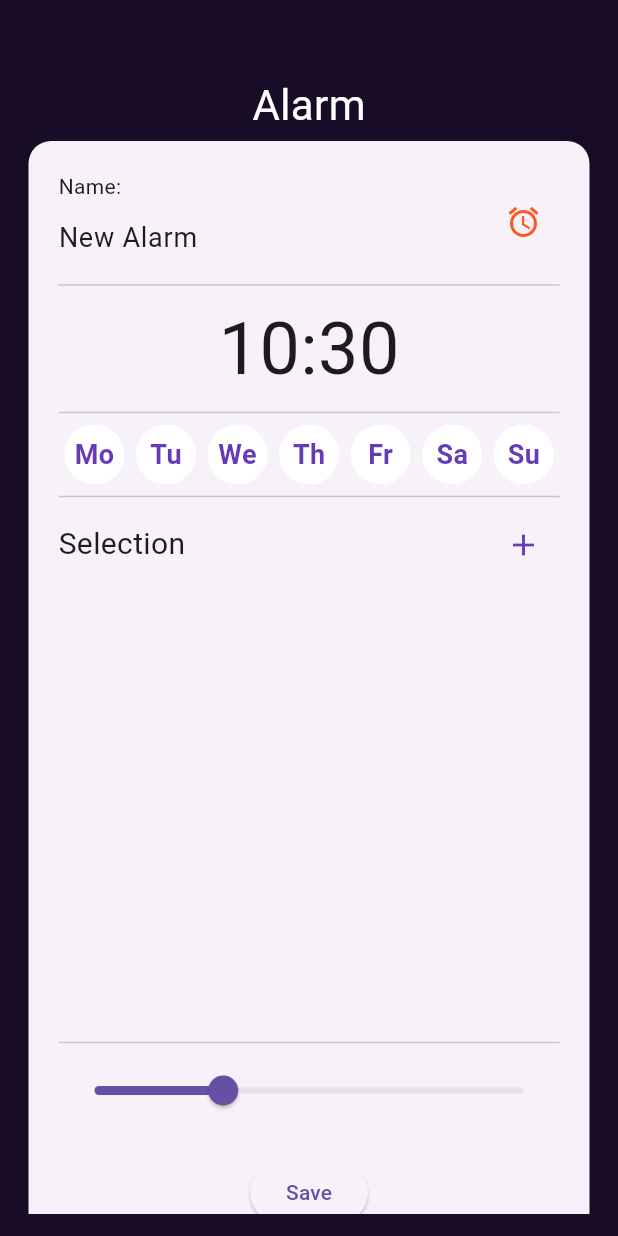
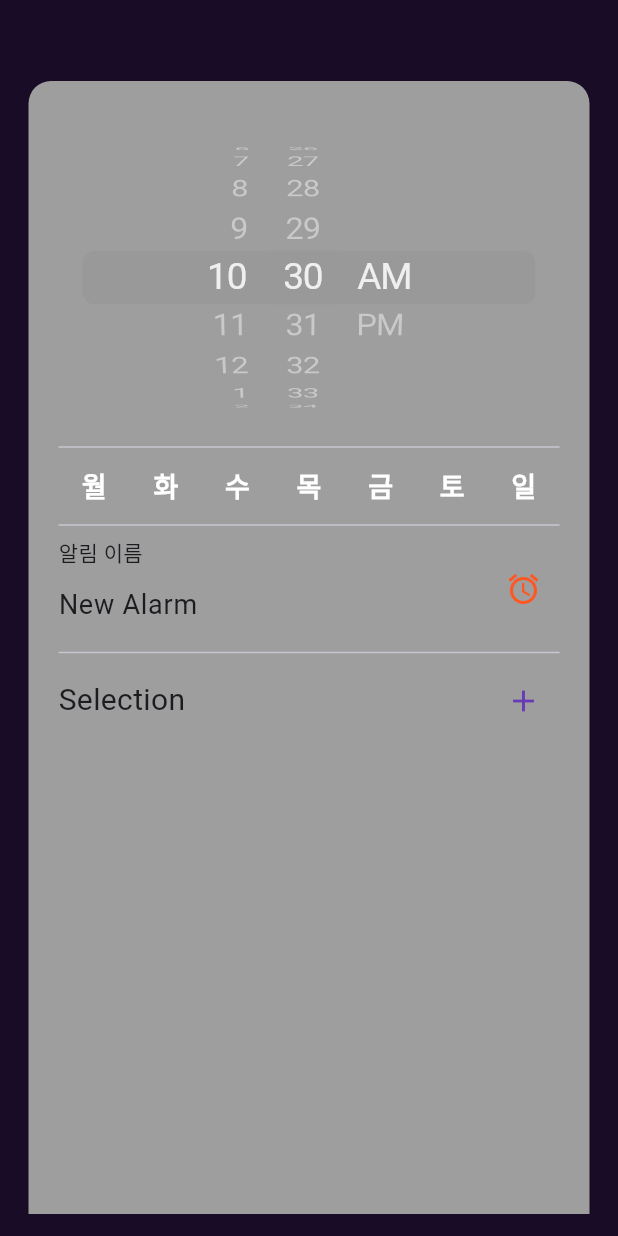
Before and after one commit to k2h2j3/ETF_Alarm_Manager, a Flutter app: the screen it shows after launch, after a tap on the "add circle" icon, on a phone screen of 412 x 824 dp. Run offline on Flutter 3.47's test engine with Material 3 defaults, Android fonts, the phone set to English and light mode, and no system bars; our stand-ins replace audioplayers, flutter_local_notifications, flutter_mobx, mobx, on_audio_query, permission_handler and 2 more; missing offline and left inert: android_alarm_manager_plus, perfect_volume_control; generated files the repository leaves out were written again.

Commit message:
알람 UI 수정

```diff
--- a/lib/components/music_selection_dialog/dialog_base.dart
+++ b/lib/components/music_selection_dialog/dialog_base.dart
@@ -37,6 +37,7 @@ class DialogBase extends StatelessWidget {
                 IconButton(
                   icon: Icon(Icons.clear),
                   onPressed: () {
+                    Navigator.pop(context);
                     controller.clear();
                   },
                 )
--- a/lib/screens/edit_alarm/components/edit_alarm_days.dart
+++ b/lib/screens/edit_alarm/components/edit_alarm_days.dart
@@ -15,39 +15,39 @@ class EditAlarmDays extends StatelessWidget {
         mainAxisAlignment: MainAxisAlignment.spaceAround,
         children: <Widget>[
           WeekDayToggle(
-            text: 'Mo',
+            text: '월',
             // 현재 선택 상태
             current: alarm.monday,
             // 토글 콜백(해당 요일의 선택 상태를 변경하는 역할)
             onToggle: (monday) => alarm.monday = monday,
           ),
           WeekDayToggle(
-            text: 'Tu',
+            text: '화',
             current: alarm.tuesday,
             onToggle: (tuesday) => alarm.tuesday = tuesday,
           ),
           WeekDayToggle(
-            text: 'We',
+            text: '수',
             current: alarm.wednesday,
             onToggle: (wednesday) => alarm.wednesday = wednesday,
           ),
           WeekDayToggle(
-            text: 'Th',
+            text: '목',
             current: alarm.thursday,
             onToggle: (thursday) => alarm.thursday = thursday,
           ),
           WeekDayToggle(
-            text: 'Fr',
+            text: '금',
             current: alarm.friday,
             onToggle: (friday) => alarm.friday = friday,
           ),
           WeekDayToggle(
-            text: 'Sa',
+            text: '토',
             current: alarm.saturday,
             onToggle: (saturday) => alarm.saturday = saturday,
           ),
           WeekDayToggle(
-            text: 'Su',
+            text: '일',
             current: alarm.sunday,
             onToggle: (sunday) => alarm.sunday = sunday,
           ),
@@ -70,9 +70,9 @@ class WeekDayToggle extends StatelessWidget {
 
   @override
   Widget build(BuildContext context) {
-    const size = 20.0;
-    final textColor = this.current ? Colors.white : Colors.deepPurple;
-    final blobColor = this.current ? Colors.deepPurple : Colors.white;
+    const size = 18.0;
+    final textColor = this.current ? Colors.white : Colors.white;
+    final blobColor = this.current ? Colors.green : Colors.grey;
 
     // 토글 버튼 모양 터치
     return GestureDetector(
--- a/lib/screens/edit_alarm/components/edit_alarm_head.dart
+++ b/lib/screens/edit_alarm/components/edit_alarm_head.dart
@@ -18,7 +18,7 @@ class EditAlarmHead extends StatelessWidget {
             mainAxisSize: MainAxisSize.min,
             crossAxisAlignment: CrossAxisAlignment.start,
             children: <Widget>[
-              Text('Name:'),
+              Text('알림 이름'),
               TextField(
                 // 테두리 없앰
                 decoration: InputDecoration(border: InputBorder.none),
--- a/lib/screens/edit_alarm/components/edit_alarm_music.dart
+++ b/lib/screens/edit_alarm/components/edit_alarm_music.dart
@@ -39,20 +39,6 @@ class EditAlarmMusic extends StatelessWidget {
             MusicSelectionDialog(alarm: alarm, titles: songs));
   }
 
-  // 재생 목록 선택 다이얼로그를 열기위한 함수
-  void openPlaylistSelectionDialog(context) async {
-    await requestPermission();
-    // 기기에 저장된 재생목록을 가져옴
-    final audioQuery = OnAudioQuery();
-    final playlists = await audioQuery.queryPlaylists();
-
-    showDialog(
-      context: context,
-      builder: (context) =>
-          PlaylistSelectionDialog(alarm: alarm, playlists: playlists!),
-    );
-  }
-
   @override
   Widget build(BuildContext context) {
     return Column(
@@ -65,31 +51,15 @@ class EditAlarmMusic extends StatelessWidget {
               style: TextStyle(fontSize: 20),
             ),
             // 음악 추가 버튼
-            PopupMenuButton<SelectionMode>(
+            IconButton(
               icon: Icon(
                 Icons.add,
                 color: Colors.deepPurple,
               ),
-              itemBuilder: (_) {
-                return [
-                  {"text": "Single selection", "value": SelectionMode.SINGLE},
-                  {"text": "Playlist", "value": SelectionMode.PLAYLIST},
-                ]
-                    .map((item) => PopupMenuItem<SelectionMode>(
-                        value: item["value"] as SelectionMode?, child: Text(item["text"] as String)))
-                    .toList();
+              onPressed: () {
+                openSingleSelectionDialog(context);
               },
-              onSelected: (selection) {
-                switch (selection) {
-                  case SelectionMode.SINGLE:
-                    openSingleSelectionDialog(context);
-                    break;
-                  case SelectionMode.PLAYLIST:
-                    openPlaylistSelectionDialog(context);
-                    break;
-                }
-              },
-            )
+            ),
           ],
         ),
         SizedBox.fromSize(
@@ -105,16 +75,9 @@ class EditAlarmMusic extends StatelessWidget {
                       ))
                   .toList();
 
-              final playlistListItems =
-                  alarm.playlistInfo.map((info) => PlaylistListItem(
-                        alarm: alarm,
-                        playlistInfo: info,
-                        key: Key(info.id.toString()),
-                      ));
-
               // 음악 목록 표시 및 재정렬 기능
               return ReorderableListView(
-                children: [...musicListItems, ...playlistListItems],
+                children: [...musicListItems],
                 onReorder: this.alarm.reorder,
               );
             },
--- a/lib/screens/edit_alarm/components/edit_alarm_time.dart
+++ b/lib/screens/edit_alarm/components/edit_alarm_time.dart
@@ -1,3 +1,4 @@
+import 'package:flutter/cupertino.dart';
 import 'package:flutter/material.dart';
 import 'package:flutter_mobx/flutter_mobx.dart';
 
@@ -11,32 +12,43 @@ class EditAlarmTime extends StatelessWidget {
   @override
   Widget build(BuildContext context) {
     return Center(
-      // 알람시간 터치하는 위젯
-      child: GestureDetector(
-        child: Observer(builder: (context) {
-          // 시,분 형식화. 시간과 분을 두 자리로 표시 하고 빈 부분을 0으로 채움.
-          final hours = alarm.hour.toString().padLeft(2, '0');
-          final minutes = alarm.minute.toString().padLeft(2, '0');
-          return Text(
-            '$hours:$minutes',
-            style: TextStyle(fontSize: 48),
-          );
-        }),
-        //시간 선택
-        onTap: () async {
-          final time = await showTimePicker(
-            context: context,
-            initialTime: TimeOfDay(hour: alarm.hour, minute: alarm.minute),
-          );
-
-          // 시간이 선택되었을 경우
-          if (time == null) {
-            return;
-          }
-          // 그 시간으로 업데이트
-          alarm.hour = time.hour;
-          alarm.minute = time.minute;
-        },
+      child: Container(
+        height: 216,
+        padding: EdgeInsets.only(top: 6.0),
+        margin: EdgeInsets.only(
+          bottom: MediaQuery.of(context).viewInsets.bottom,
+        ),
+        color: Colors.grey, // 배경색을 검은색으로 변경
+        child: SafeArea(
+          top: false,
+          child: Observer(
+            builder: (context) => CupertinoTheme(
+              data: CupertinoThemeData(
+                textTheme: CupertinoTextThemeData(
+                  dateTimePickerTextStyle: TextStyle(
+                    color: Colors.white, // 글자색을 하얀색으로 변경
+                    fontSize: 22,
+                  ),
+                ),
+              ),
+              child: CupertinoDatePicker(
+                mode: CupertinoDatePickerMode.time,
+                initialDateTime: DateTime(
+                  DateTime.now().year,
+                  DateTime.now().month,
+                  DateTime.now().day,
+                  alarm.hour,
+                  alarm.minute,
+                ),
+                onDateTimeChanged: (DateTime newDateTime) {
+                  alarm.hour = newDateTime.hour;
+                  alarm.minute = newDateTime.minute;
+                },
+                backgroundColor: Colors.grey, // 데이트 피커 배경색을 검은색으로 변경
+              ),
+            ),
+          ),
+        ),
       ),
     );
   }
--- a/lib/screens/edit_alarm/edit_alarm.dart
+++ b/lib/screens/edit_alarm/edit_alarm.dart
@@ -31,31 +31,23 @@ class EditAlarm extends StatelessWidget {
       child: DefaultContainer(
         child: SingleChildScrollView(
           child: Column(children: [
-            Text(
-              'Alarm',
-              style: TextStyle(color: Colors.white, fontSize: 28),
-            ),
             Card(
+              color: Colors.grey,
               shape: RoundedRectangleBorder(
                   borderRadius: BorderRadius.circular(15)),
               child: Padding(
                 padding: const EdgeInsets.all(20),
                 child: Column(
                   children: <Widget>[
-                    // 알람 헤더(제목 및 알람 활성화)
-                    EditAlarmHead(alarm: this.alarm),
-                    Divider(),
-                    // 알람 시간
                     EditAlarmTime(alarm: this.alarm),
                     Divider(),
                     // 알람 반복 요일
                     EditAlarmDays(alarm: this.alarm),
                     Divider(),
+                    EditAlarmHead(alarm: this.alarm),
+                    Divider(),
                     // 알람 음악
                     EditAlarmMusic(alarm: this.alarm),
-                    Divider(),
-                    // 알람 볼륨
-                    EditAlarmSlider(alarm: this.alarm),
                     SizedBox(height: 20),
                     // 저장 버튼 추가
                     ElevatedButton(
```
